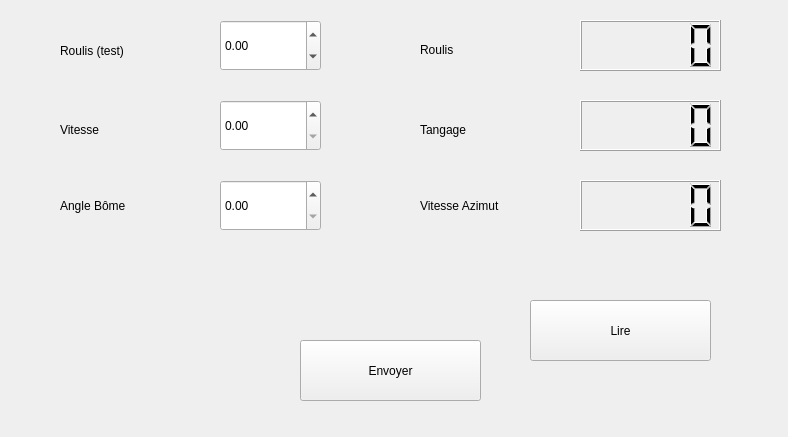
First picture: the form in S420_IHM/ihm.ui, repository SNIR420/S420_project, before the edit.
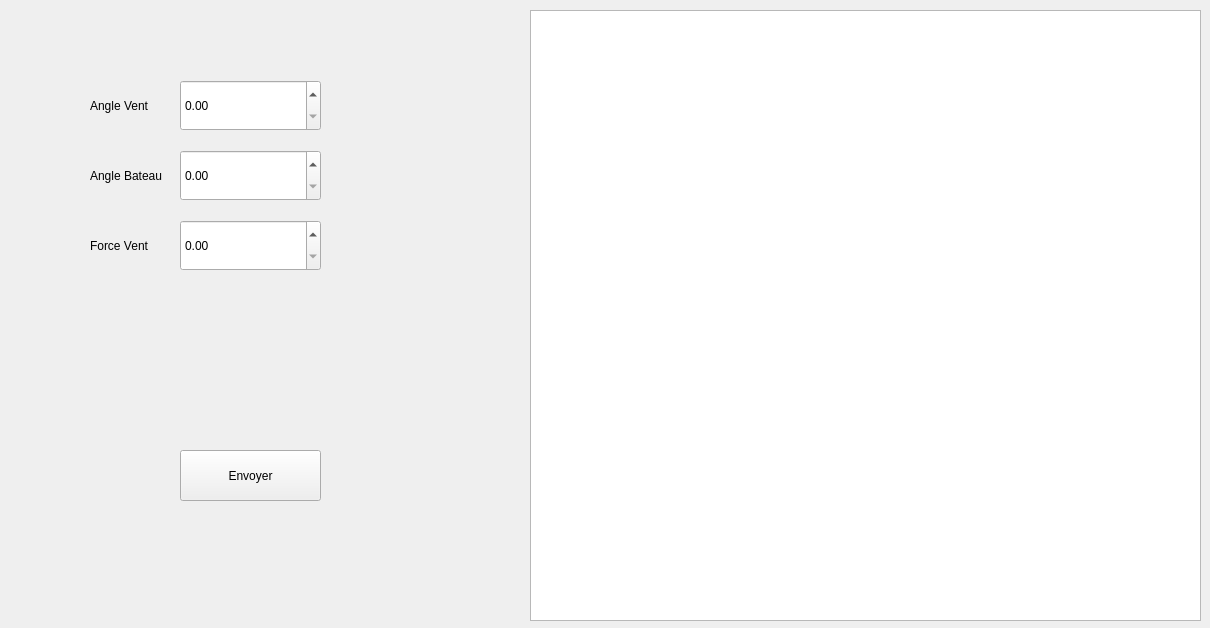
Second picture: the form after the edit.

Commit message: Modification de l'UI

Diff of the .ui file:
```diff
--- a/S420_IHM/ihm.ui
+++ b/S420_IHM/ihm.ui
@@ -6,184 +6,126 @@
    <rect>
     <x>0</x>
     <y>0</y>
-    <width>788</width>
-    <height>437</height>
+    <width>1210</width>
+    <height>628</height>
    </rect>
   </property>
   <property name="windowTitle">
    <string>IHM</string>
   </property>
-  <widget class="QLCDNumber" name="lcdNumber">
+  <widget class="QPushButton" name="pushButton">
    <property name="geometry">
     <rect>
-     <x>580</x>
-     <y>20</y>
+     <x>180</x>
+     <y>450</y>
      <width>141</width>
      <height>51</height>
     </rect>
    </property>
-  </widget>
-  <widget class="QLCDNumber" name="lcdNumber_2">
-   <property name="geometry">
-    <rect>
-     <x>580</x>
-     <y>100</y>
-     <width>141</width>
-     <height>51</height>
-    </rect>
+   <property name="text">
+    <string>Envoyer</string>
    </property>
   </widget>
-  <widget class="QLCDNumber" name="lcdNumber_3">
+  <widget class="QGraphicsView" name="graphicsView">
    <property name="geometry">
     <rect>
-     <x>580</x>
-     <y>180</y>
-     <width>141</width>
-     <height>51</height>
+     <x>530</x>
+     <y>10</y>
+     <width>671</width>
+     <height>611</height>
     </rect>
    </property>
+   <property name="verticalScrollBarPolicy">
+    <enum>Qt::ScrollBarAlwaysOff</enum>
+   </property>
+   <property name="horizontalScrollBarPolicy">
+    <enum>Qt::ScrollBarAlwaysOff</enum>
+   </property>
+   <property name="sceneRect">
+    <rectf>
+     <x>0.000000000000000</x>
+     <y>0.000000000000000</y>
+     <width>0.000000000000000</width>
+     <height>0.000000000000000</height>
+    </rectf>
+   </property>
   </widget>
   <widget class="QDoubleSpinBox" name="doubleSpinBox">
    <property name="geometry">
     <rect>
-     <x>220</x>
-     <y>100</y>
-     <width>101</width>
+     <x>180</x>
+     <y>80</y>
+     <width>141</width>
      <height>51</height>
     </rect>
    </property>
+   <property name="maximum">
+    <double>360.000000000000000</double>
+   </property>
   </widget>
   <widget class="QDoubleSpinBox" name="doubleSpinBox_2">
    <property name="geometry">
     <rect>
-     <x>220</x>
-     <y>20</y>
-     <width>101</width>
+     <x>180</x>
+     <y>150</y>
+     <width>141</width>
      <height>51</height>
     </rect>
    </property>
-   <property name="minimum">
-    <double>-8.000000000000000</double>
-   </property>
    <property name="maximum">
-    <double>8.000000000000000</double>
-   </property>
-   <property name="value">
-    <double>0.000000000000000</double>
+    <double>360.000000000000000</double>
    </property>
   </widget>
   <widget class="QDoubleSpinBox" name="doubleSpinBox_3">
    <property name="geometry">
     <rect>
-     <x>220</x>
-     <y>180</y>
-     <width>101</width>
+     <x>180</x>
+     <y>220</y>
+     <width>141</width>
      <height>51</height>
     </rect>
    </property>
+   <property name="maximum">
+    <double>360.000000000000000</double>
+   </property>
   </widget>
   <widget class="QLabel" name="label">
    <property name="geometry">
     <rect>
-     <x>60</x>
-     <y>30</y>
-     <width>111</width>
-     <height>41</height>
+     <x>90</x>
+     <y>90</y>
+     <width>91</width>
+     <height>31</height>
     </rect>
    </property>
    <property name="text">
-    <string>Roulis (test)</string>
+    <string>Angle Vent</string>
    </property>
   </widget>
   <widget class="QLabel" name="label_2">
    <property name="geometry">
     <rect>
-     <x>60</x>
-     <y>120</y>
-     <width>63</width>
-     <height>20</height>
+     <x>90</x>
+     <y>160</y>
+     <width>91</width>
+     <height>31</height>
     </rect>
    </property>
    <property name="text">
-    <string>Vitesse</string>
+    <string>Angle Bateau</string>
    </property>
   </widget>
   <widget class="QLabel" name="label_3">
    <property name="geometry">
     <rect>
-     <x>60</x>
-     <y>190</y>
+     <x>90</x>
+     <y>230</y>
      <width>91</width>
      <height>31</height>
     </rect>
    </property>
    <property name="text">
-    <string>Angle Bôme</string>
-   </property>
-  </widget>
-  <widget class="QLabel" name="label_4">
-   <property name="geometry">
-    <rect>
-     <x>420</x>
-     <y>40</y>
-     <width>63</width>
-     <height>20</height>
-    </rect>
-   </property>
-   <property name="text">
-    <string>Roulis</string>
-   </property>
-  </widget>
-  <widget class="QLabel" name="label_5">
-   <property name="geometry">
-    <rect>
-     <x>420</x>
-     <y>120</y>
-     <width>63</width>
-     <height>20</height>
-    </rect>
-   </property>
-   <property name="text">
-    <string>Tangage</string>
-   </property>
-  </widget>
-  <widget class="QLabel" name="label_6">
-   <property name="geometry">
-    <rect>
-     <x>420</x>
-     <y>190</y>
-     <width>111</width>
-     <height>31</height>
-    </rect>
-   </property>
-   <property name="text">
-    <string>Vitesse Azimut</string>
-   </property>
-  </widget>
-  <widget class="QPushButton" name="pushButton">
-   <property name="geometry">
-    <rect>
-     <x>300</x>
-     <y>340</y>
-     <width>181</width>
-     <height>61</height>
-    </rect>
-   </property>
-   <property name="text">
-    <string>Envoyer</string>
-   </property>
-  </widget>
-  <widget class="QPushButton" name="pushButton_2">
-   <property name="geometry">
-    <rect>
-     <x>530</x>
-     <y>300</y>
-     <width>181</width>
-     <height>61</height>
-    </rect>
-   </property>
-   <property name="text">
-    <string>Lire</string>
+    <string>Force Vent</string>
    </property>
   </widget>
  </widget>
```
